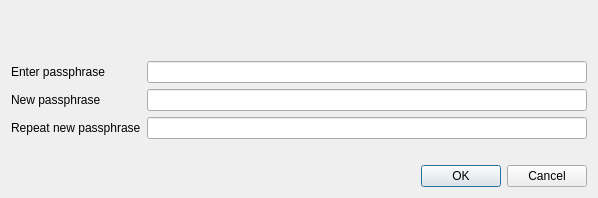
Above: src/qt/forms/askpassphrasedialog.ui from emarkproject/eMark before the change. Below: the same form after it.
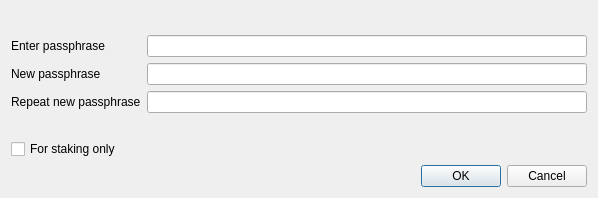
That is the form after the change.

```diff
--- a/src/qt/forms/askpassphrasedialog.ui
+++ b/src/qt/forms/askpassphrasedialog.ui
@@ -99,6 +99,22 @@
        </property>
       </widget>
      </item>
+     <item row="4" column="0">
+      <widget class="QCheckBox" name="stakingCheckBox">
+       <property name="enabled">
+        <bool>true</bool>
+       </property>
+       <property name="toolTip">
+        <string>Serves to disable the trivial sendmoney when OS account compromised. Provides no real security.</string>
+       </property>
+       <property name="text">
+        <string>For staking only</string>
+       </property>
+       <property name="visible">
+        <bool>false</bool>
+       </property>
+      </widget>
+     </item>
     </layout>
    </item>
    <item>
```
